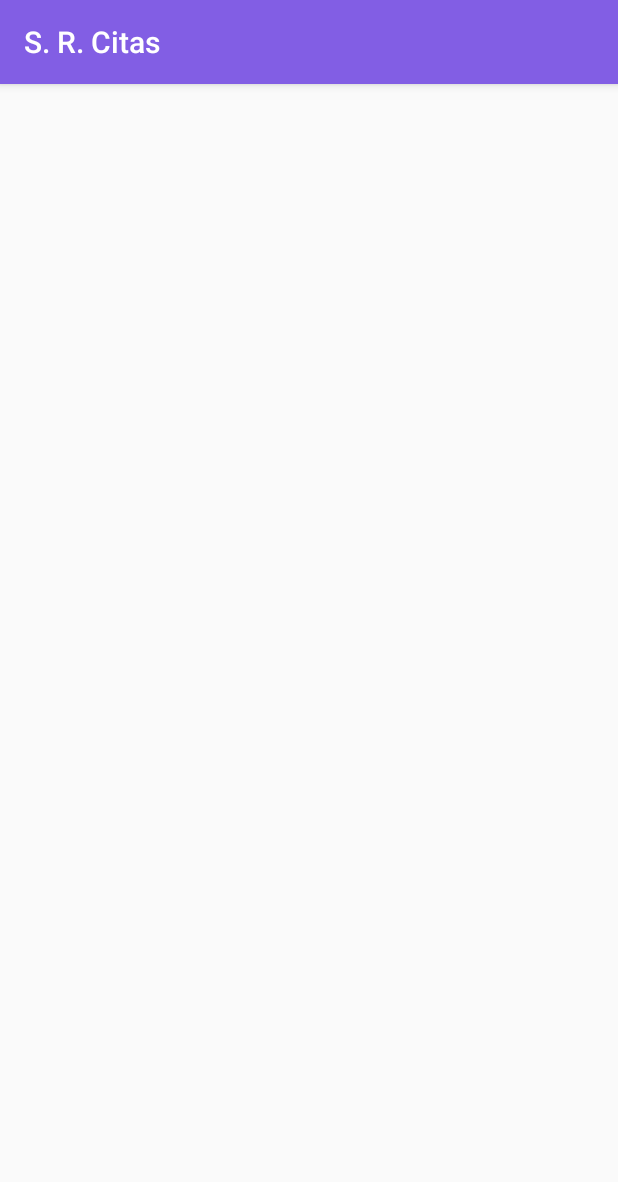
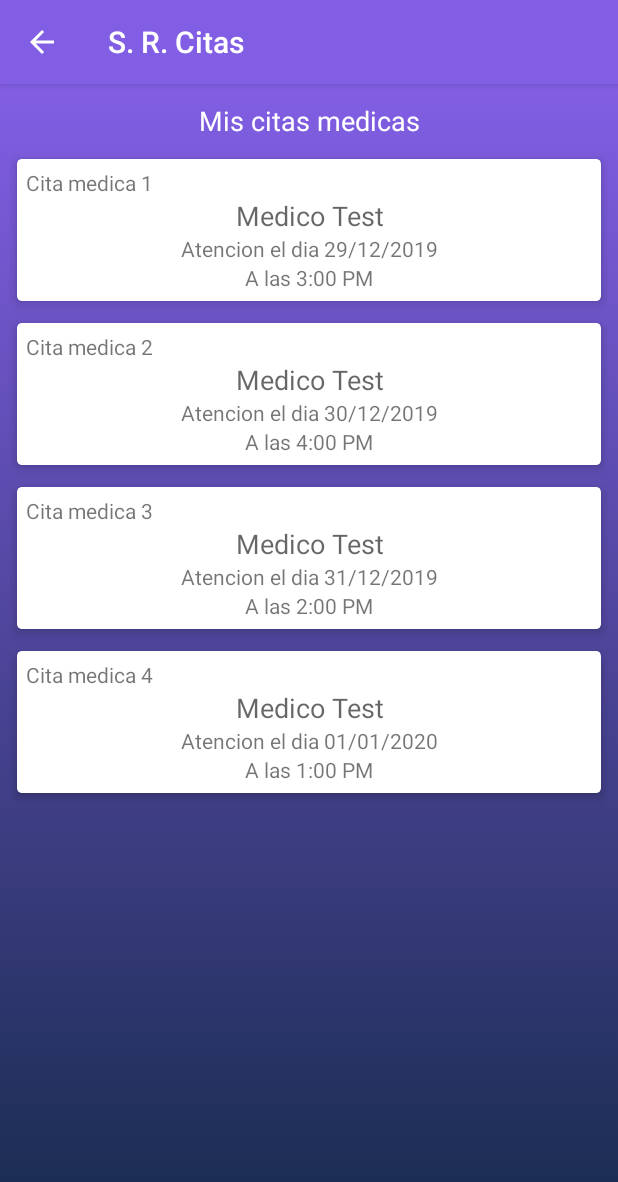
Before and after one commit to lrdgz/MyAppointments, an Android app: the AppointmentsActivity screen opened directly, with no data from a screen before it, on a phone screen of 412 x 824 dp. Shown: the top 1182 px of the screen. Run offline under Robolectric (Android 15) with nearby library versions, the phone set to English and light mode, and no system bars.

Commit message:
[ADD] Recycler Appointments

```diff
--- a/app/build.gradle
+++ b/app/build.gradle
@@ -28,8 +28,13 @@ dependencies {
     implementation "org.jetbrains.kotlin:kotlin-stdlib-jdk7:$kotlin_version"
     implementation 'androidx.appcompat:appcompat:1.0.2'
     implementation 'androidx.core:core-ktx:1.0.2'
+
+
     implementation 'androidx.constraintlayout:constraintlayout:1.1.3'
     implementation 'androidx.cardview:cardview:1.0.0'
+    implementation "androidx.recyclerview:recyclerview:1.1.0"
+    implementation "androidx.recyclerview:recyclerview-selection:1.1.0-beta01"
+
     testImplementation 'junit:junit:4.12'
     androidTestImplementation 'androidx.test.ext:junit:1.1.0'
     androidTestImplementation 'androidx.test.espresso:espresso-core:3.1.1'
--- a/app/src/main/AndroidManifest.xml
+++ b/app/src/main/AndroidManifest.xml
@@ -1,5 +1,6 @@
 <?xml version="1.0" encoding="utf-8"?>
 <manifest xmlns:android="http://schemas.android.com/apk/res/android"
+    xmlns:tools="http://schemas.android.com/tools"
     package="com.developer.myappointments">
 
     <application
@@ -8,9 +9,16 @@
         android:label="@string/app_name"
         android:roundIcon="@mipmap/ic_launcher_round"
         android:supportsRtl="true"
-        android:theme="@style/AppTheme">
-        <activity android:name=".AppointmentsActivity"></activity>
-        <activity android:name=".CreateAppointmentActivity" />
+        android:theme="@style/AppTheme"
+        tools:ignore="GoogleAppIndexingWarning">
+        <activity
+            android:name=".AppointmentsActivity"
+            android:parentActivityName=".MenuActivity"
+            ></activity>
+        <activity
+            android:name=".CreateAppointmentActivity"
+            android:parentActivityName=".MenuActivity"
+            />
         <activity android:name=".MenuActivity" />
         <activity android:name=".RegisterActivity" />
         <activity android:name=".MainActivity">
--- /dev/null
+++ b/app/src/main/java/com/developer/myappointments/AppointmentAdapter.kt
@@ -0,0 +1,51 @@
+package com.developer.myappointments
+
+import android.view.LayoutInflater
+import android.view.View
+import android.view.ViewGroup
+import androidx.recyclerview.widget.RecyclerView
+import com.developer.myappointments.Model.Appointment
+import kotlinx.android.synthetic.main.item_appointment.view.*
+
+class AppointmentAdapter(private val appointments: ArrayList<Appointment>) :
+    RecyclerView.Adapter<AppointmentAdapter.ViewHolder>() {
+
+    class ViewHolder(itemView: View) : RecyclerView.ViewHolder(itemView) {
+
+        /*
+            val tvAppointmentID = itemView.tvAppointmentID
+            val tvDoctorName = itemView.tvDoctorName
+            val tvScheduledDate = itemView.tvScheduledDate
+            val tvScheduledTime = itemView.tvScheduledTime
+        */
+
+        fun bind(appointment: Appointment) = with(itemView) {
+            tvAppointmentID.text = context.getString(R.string.item_appointment_id, appointment.id)
+            tvDoctorName.text = appointment.doctorName
+            tvScheduledDate.text = context.getString(R.string.item_appointment_date, appointment.scheduledDate)
+            tvScheduledTime.text = context.getString(R.string.item_appointment_time, appointment.scheduledTime)
+        }
+
+    }
+
+    //Inflates XML items
+    override fun onCreateViewHolder(parent: ViewGroup, viewType: Int): ViewHolder {
+        return ViewHolder(
+            LayoutInflater.from(parent.context).inflate(
+                R.layout.item_appointment,
+                parent,
+                false
+            )
+        )
+    }
+
+    //Binds data
+    override fun onBindViewHolder(holder: ViewHolder, position: Int) {
+
+        val appointment = appointments[position]
+        holder.bind(appointment)
+    }
+
+    //Number of elements
+    override fun getItemCount(): Int = appointments.size
+}
--- a/app/src/main/java/com/developer/myappointments/AppointmentsActivity.kt
+++ b/app/src/main/java/com/developer/myappointments/AppointmentsActivity.kt
@@ -2,11 +2,37 @@ package com.developer.myappointments
 
 import androidx.appcompat.app.AppCompatActivity
 import android.os.Bundle
+import android.widget.Adapter
+import androidx.recyclerview.widget.LinearLayoutManager
+import com.developer.myappointments.Model.Appointment
+import kotlinx.android.synthetic.main.activity_appointments.*
 
 class AppointmentsActivity : AppCompatActivity() {
 
     override fun onCreate(savedInstanceState: Bundle?) {
         super.onCreate(savedInstanceState)
         setContentView(R.layout.activity_appointments)
+
+        val appointments = ArrayList<Appointment>()
+
+        appointments.add(
+            Appointment(1, "Medico Test", "29/12/2019", "3:00 PM")
+        )
+
+        appointments.add(
+            Appointment(2, "Medico Test", "30/12/2019", "4:00 PM")
+        )
+
+        appointments.add(
+            Appointment(3, "Medico Test", "31/12/2019", "2:00 PM")
+        )
+
+        appointments.add(
+            Appointment(4, "Medico Test", "01/01/2020", "1:00 PM")
+        )
+
+        rvwAppointments.layoutManager = LinearLayoutManager(this) //GridLayoutManager
+        rvwAppointments.adapter = AppointmentAdapter(appointments)
+
     }
 }
--- a/app/src/main/java/com/developer/myappointments/MenuActivity.kt
+++ b/app/src/main/java/com/developer/myappointments/MenuActivity.kt
@@ -16,5 +16,11 @@ class MenuActivity : AppCompatActivity() {
             val intent = Intent(this, CreateAppointmentActivity::class.java)
             startActivity(intent)
         }
+
+
+        btnMyAppointments.setOnClickListener {
+            val intent = Intent(this, AppointmentsActivity::class.java)
+            startActivity(intent)
+        }
     }
 }
--- /dev/null
+++ b/app/src/main/java/com/developer/myappointments/Model/Appointment.kt
@@ -0,0 +1,8 @@
+package com.developer.myappointments.Model
+
+class Appointment(
+    val id: Int,
+    val doctorName: String,
+    val scheduledDate: String,
+    val scheduledTime: String
+)
--- a/app/src/main/res/layout/activity_appointments.xml
+++ b/app/src/main/res/layout/activity_appointments.xml
@@ -1,9 +1,30 @@
 <?xml version="1.0" encoding="utf-8"?>
-<androidx.constraintlayout.widget.ConstraintLayout xmlns:android="http://schemas.android.com/apk/res/android"
+<LinearLayout xmlns:android="http://schemas.android.com/apk/res/android"
     xmlns:app="http://schemas.android.com/apk/res-auto"
     xmlns:tools="http://schemas.android.com/tools"
     android:layout_width="match_parent"
     android:layout_height="match_parent"
+    android:background="@drawable/db_gradient"
+    android:orientation="vertical"
     tools:context=".AppointmentsActivity">
 
-</androidx.constraintlayout.widget.ConstraintLayout>
+    <TextView
+        style="@style/TextAppearance.AppCompat.Medium"
+        android:layout_width="match_parent"
+        android:layout_height="wrap_content"
+        android:layout_marginTop="12dp"
+        android:gravity="center_horizontal"
+        android:text="@string/label_my_appointments"
+        android:textColor="@color/white" />
+
+
+    <androidx.recyclerview.widget.RecyclerView
+        android:id="@+id/rvwAppointments"
+        android:layout_width="match_parent"
+        android:layout_height="match_parent"
+        android:padding="6dp"
+        tools:listitem="@layout/item_appointment">
+
+    </androidx.recyclerview.widget.RecyclerView>
+
+</LinearLayout>
--- a/app/src/main/res/layout/activity_register.xml
+++ b/app/src/main/res/layout/activity_register.xml
@@ -65,6 +65,7 @@
             android:textColor="@color/white" />
 
         <Button
+            android:id="@+id/btnCreateAccount"
             style="@style/TextAppearance.AppCompat.Widget.Button.Borderless.Colored"
             android:layout_width="match_parent"
             android:layout_height="wrap_content"
@@ -72,7 +73,7 @@
             android:text="@string/btn_register" />
 
         <TextView
-            android:id="@+id/tvGoToView"
+            android:id="@+id/tvGoToLogin"
             android:layout_width="match_parent"
             android:layout_height="wrap_content"
             android:layout_marginTop="12dp"
--- /dev/null
+++ b/app/src/main/res/layout/item_appointment.xml
@@ -0,0 +1,54 @@
+<?xml version="1.0" encoding="utf-8"?>
+<androidx.cardview.widget.CardView xmlns:android="http://schemas.android.com/apk/res/android"
+    xmlns:app="http://schemas.android.com/apk/res-auto"
+    xmlns:tools="http://schemas.android.com/tools"
+    android:layout_width="match_parent"
+    android:layout_height="wrap_content"
+    android:gravity="center"
+    android:orientation="vertical"
+    android:padding="16dp"
+    app:cardCornerRadius="3dp"
+    app:cardElevation="4dp"
+    app:cardUseCompatPadding="true"
+    tools:context=".MenuActivity">
+
+
+    <LinearLayout
+        android:layout_width="match_parent"
+        android:layout_height="wrap_content"
+        android:orientation="vertical"
+        android:padding="6dp">
+
+        <TextView
+            android:id="@+id/tvAppointmentID"
+            android:layout_width="match_parent"
+            android:layout_height="wrap_content"
+            tools:text="Cita medica #7" />
+
+        <TextView
+            android:id="@+id/tvDoctorName"
+            style="@style/TextAppearance.AppCompat.Medium"
+            android:layout_width="match_parent"
+            android:layout_height="wrap_content"
+            android:gravity="center_horizontal"
+            tools:text="Medico Test" />
+
+        <TextView
+            android:id="@+id/tvScheduledDate"
+            android:layout_width="match_parent"
+            android:layout_height="wrap_content"
+            android:gravity="center_horizontal"
+            tools:text="Atencion el dia 29/12/2019" />
+
+        <TextView
+            android:id="@+id/tvScheduledTime"
+            android:layout_width="match_parent"
+            android:layout_height="wrap_content"
+            android:gravity="center_horizontal"
+            tools:text="A las 3:00 PM" />
+
+
+    </LinearLayout>
+
+
+</androidx.cardview.widget.CardView>
--- a/app/src/main/res/values/strings.xml
+++ b/app/src/main/res/values/strings.xml
@@ -28,4 +28,8 @@
 
 
     <string name="date_format">%1$d-%2$s-%3$s</string>
+    <string name="item_appointment_id">Cita medica %1$d</string>
+    <string name="item_appointment_date">Atencion el dia %1$s</string>
+    <string name="item_appointment_time">A las %1$s</string>
+    <string name="label_my_appointments">Mis citas medicas</string>
 </resources>
```
